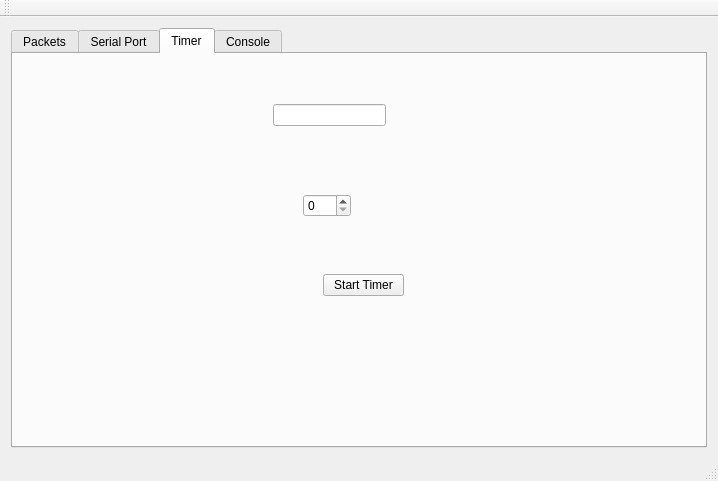
ctag/cpe453, file loconet_test/train_rec/mainwindow.ui: the form before one commit.
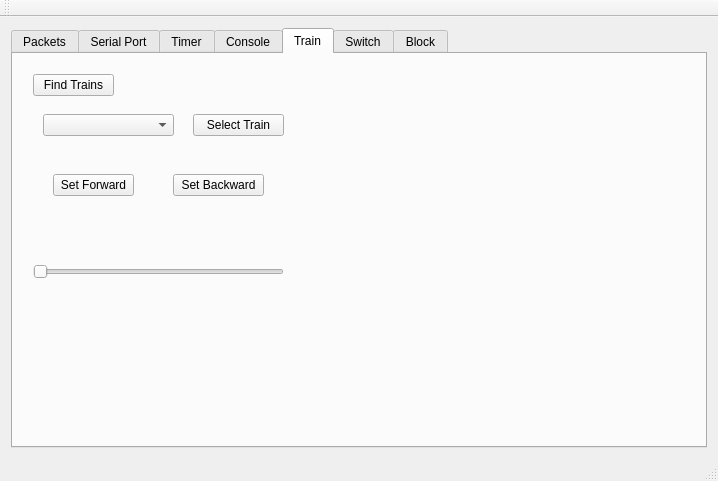
The form after the commit. The open tabs and pages were chosen to show the change.

Commit message: updated locobyte to reflect a cleaner design

```diff
--- a/loconet_test/train_rec/mainwindow.ui
+++ b/loconet_test/train_rec/mainwindow.ui
@@ -270,8 +270,8 @@
        <widget class="QPushButton" name="pushButton_timerToggle">
         <property name="geometry">
          <rect>
-          <x>310</x>
-          <y>220</y>
+          <x>80</x>
+          <y>140</y>
           <width>81</width>
           <height>22</height>
          </rect>
@@ -283,8 +283,8 @@
        <widget class="QLineEdit" name="lineEdit_timerPacket">
         <property name="geometry">
          <rect>
-          <x>260</x>
-          <y>50</y>
+          <x>50</x>
+          <y>60</y>
           <width>113</width>
           <height>22</height>
          </rect>
@@ -293,9 +293,9 @@
        <widget class="QSpinBox" name="spinBox_timerPeriod">
         <property name="geometry">
          <rect>
-          <x>290</x>
-          <y>140</y>
-          <width>48</width>
+          <x>87</x>
+          <y>100</y>
+          <width>71</width>
           <height>23</height>
          </rect>
         </property>
@@ -311,6 +311,145 @@
         </item>
        </layout>
       </widget>
+      <widget class="QWidget" name="tab_train">
+       <attribute name="title">
+        <string>Train</string>
+       </attribute>
+       <widget class="QPushButton" name="pushButton_train_find">
+        <property name="geometry">
+         <rect>
+          <x>20</x>
+          <y>20</y>
+          <width>81</width>
+          <height>22</height>
+         </rect>
+        </property>
+        <property name="text">
+         <string>Find Trains</string>
+        </property>
+       </widget>
+       <widget class="QComboBox" name="comboBox_trainsAvailable">
+        <property name="geometry">
+         <rect>
+          <x>30</x>
+          <y>60</y>
+          <width>131</width>
+          <height>22</height>
+         </rect>
+        </property>
+       </widget>
+       <widget class="QPushButton" name="pushButton_train_select">
+        <property name="geometry">
+         <rect>
+          <x>180</x>
+          <y>60</y>
+          <width>91</width>
+          <height>22</height>
+         </rect>
+        </property>
+        <property name="text">
+         <string>Select Train</string>
+        </property>
+       </widget>
+       <widget class="QPushButton" name="pushButton_train_forward">
+        <property name="geometry">
+         <rect>
+          <x>40</x>
+          <y>120</y>
+          <width>81</width>
+          <height>22</height>
+         </rect>
+        </property>
+        <property name="text">
+         <string>Set Forward</string>
+        </property>
+       </widget>
+       <widget class="QPushButton" name="pushButton_train_backward">
+        <property name="geometry">
+         <rect>
+          <x>160</x>
+          <y>120</y>
+          <width>91</width>
+          <height>22</height>
+         </rect>
+        </property>
+        <property name="text">
+         <string>Set Backward</string>
+        </property>
+       </widget>
+       <widget class="QSlider" name="horizontalSlider">
+        <property name="geometry">
+         <rect>
+          <x>20</x>
+          <y>210</y>
+          <width>251</width>
+          <height>16</height>
+         </rect>
+        </property>
+        <property name="orientation">
+         <enum>Qt::Horizontal</enum>
+        </property>
+       </widget>
+      </widget>
+      <widget class="QWidget" name="tab_switch">
+       <attribute name="title">
+        <string>Switch</string>
+       </attribute>
+       <widget class="QSpinBox" name="spinBox_switch_id">
+        <property name="geometry">
+         <rect>
+          <x>70</x>
+          <y>50</y>
+          <width>48</width>
+          <height>23</height>
+         </rect>
+        </property>
+       </widget>
+       <widget class="QPushButton" name="pushButton_switch_select">
+        <property name="geometry">
+         <rect>
+          <x>150</x>
+          <y>50</y>
+          <width>101</width>
+          <height>22</height>
+         </rect>
+        </property>
+        <property name="text">
+         <string>Select Switch</string>
+        </property>
+       </widget>
+       <widget class="QPushButton" name="pushButton_switch_left">
+        <property name="geometry">
+         <rect>
+          <x>80</x>
+          <y>140</y>
+          <width>81</width>
+          <height>22</height>
+         </rect>
+        </property>
+        <property name="text">
+         <string>Switch Left</string>
+        </property>
+       </widget>
+       <widget class="QPushButton" name="pushButton_switch_right">
+        <property name="geometry">
+         <rect>
+          <x>200</x>
+          <y>140</y>
+          <width>101</width>
+          <height>22</height>
+         </rect>
+        </property>
+        <property name="text">
+         <string>Switch Right</string>
+        </property>
+       </widget>
+      </widget>
+      <widget class="QWidget" name="tab_block">
+       <attribute name="title">
+        <string>Block</string>
+       </attribute>
+      </widget>
      </widget>
     </item>
    </layout>
```
Left out of the diff: 29 changed lines with no effect on the pictures. The commit also changes 3 other files.
